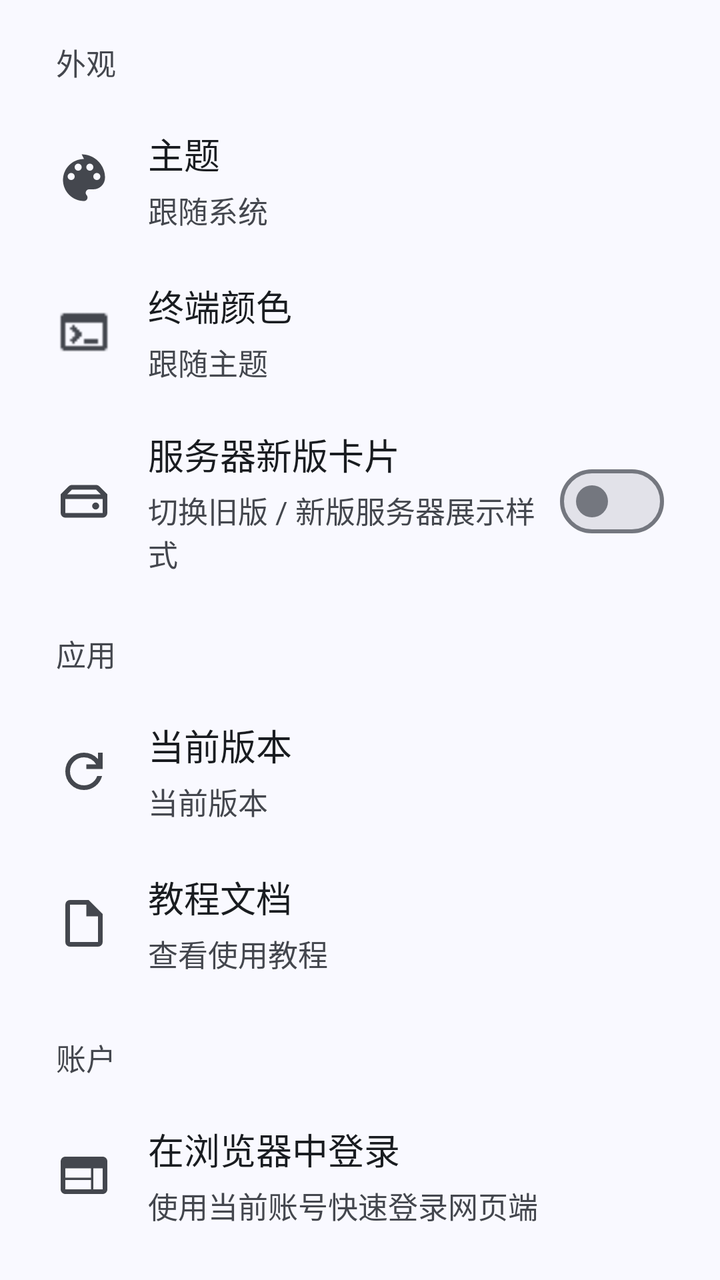
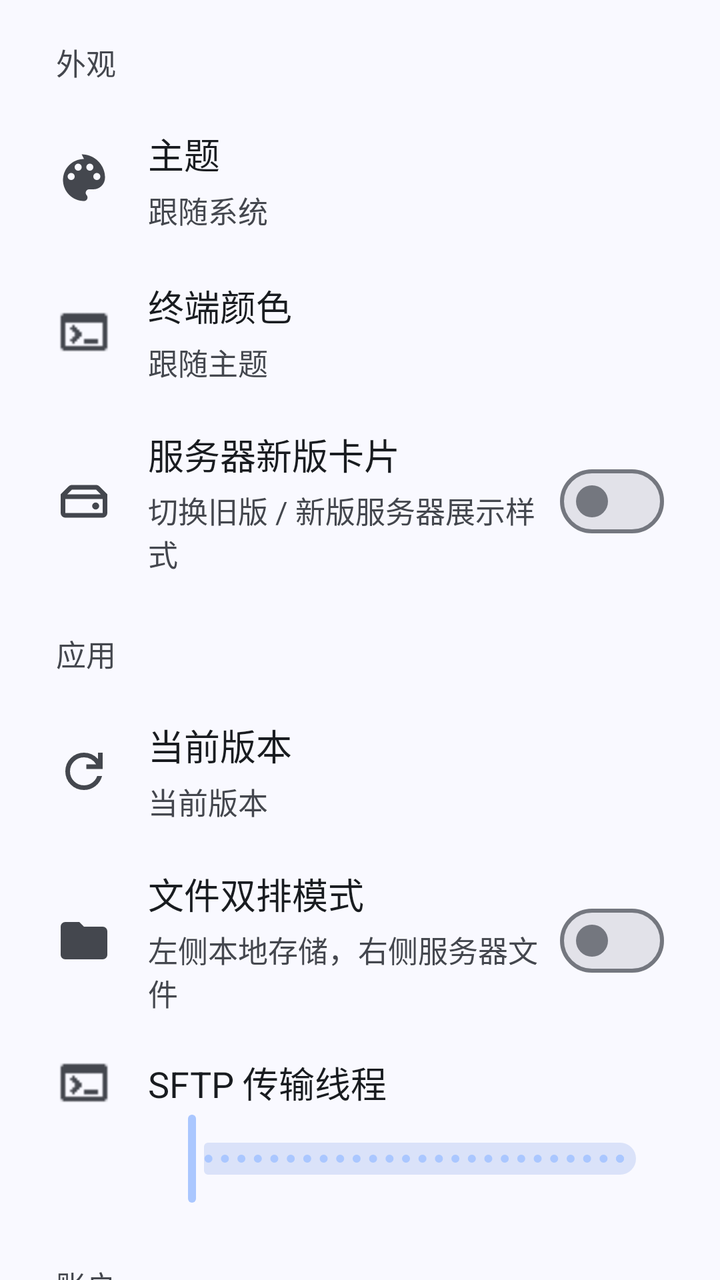

Before-and-after screenshots of an Android layout around one commit, followed by the original layout XML and the change that was made.
<!-- AndroidManifest.xml: application theme Theme.Simpfun -->
<!-- res/layout/fragment_settings.xml -->
<?xml version="1.0" encoding="utf-8"?>
<androidx.core.widget.NestedScrollView xmlns:android="http://schemas.android.com/apk/res/android"
    xmlns:app="http://schemas.android.com/apk/res-auto"
    android:id="@+id/scroll_settings"
    android:layout_width="match_parent"
    android:layout_height="match_parent"
    android:background="?attr/colorSurface"
    android:scrollbars="none">

    <LinearLayout
        android:layout_width="match_parent"
        android:layout_height="wrap_content"
        android:orientation="vertical"
        android:paddingStart="20dp"
        android:paddingTop="20dp"
        android:paddingEnd="20dp"
        android:paddingBottom="96dp">

        <TextView
            android:layout_width="wrap_content"
            android:layout_height="wrap_content"
            android:text="外观"
            android:textSize="15sp"
            android:textColor="?attr/colorOnSurfaceVariant"
            android:layout_marginStart="8dp"
            android:layout_marginBottom="10dp" />

        <LinearLayout
            android:id="@+id/option_theme"
            android:layout_width="match_parent"
            android:layout_height="wrap_content"
            android:minHeight="76dp"
            android:orientation="horizontal"
            android:gravity="center_vertical"
            android:paddingHorizontal="8dp"
            android:paddingVertical="10dp"
            android:background="?attr/selectableItemBackground"
            android:clickable="true"
            android:focusable="true">

            <ImageView
                android:layout_width="28dp"
                android:layout_height="28dp"
                android:layout_marginEnd="18dp"
                android:src="@drawable/ic_palette"
                android:contentDescription="主题"
                app:tint="?attr/colorOnSurfaceVariant" />

            <LinearLayout
                android:layout_width="0dp"
                android:layout_height="wrap_content"
                android:layout_weight="1"
                android:orientation="vertical">

                <TextView
                    android:layout_width="wrap_content"
                    android:layout_height="wrap_content"
                    android:text="主题"
                    android:textSize="18sp"
                    android:textColor="?attr/colorOnSurface" />

                <TextView
                    android:id="@+id/tv_theme_current"
                    android:layout_width="wrap_content"
                    android:layout_height="wrap_content"
                    android:layout_marginTop="4dp"
                    android:text="跟随系统"
                    android:textSize="15sp"
                    android:textColor="?attr/colorOnSurfaceVariant" />
            </LinearLayout>
        </LinearLayout>

        <LinearLayout
            android:id="@+id/option_terminal_theme"
            android:layout_width="match_parent"
            android:layout_height="wrap_content"
            android:minHeight="76dp"
            android:orientation="horizontal"
            android:gravity="center_vertical"
            android:paddingHorizontal="8dp"
            android:paddingVertical="10dp"
            android:background="?attr/selectableItemBackground"
            android:clickable="true"
            android:focusable="true">

            <ImageView
                android:layout_width="28dp"
                android:layout_height="28dp"
                android:layout_marginEnd="18dp"
                android:src="@drawable/term"
                android:contentDescription="终端颜色"
                app:tint="?attr/colorOnSurfaceVariant" />

            <LinearLayout
                android:layout_width="0dp"
                android:layout_height="wrap_content"
                android:layout_weight="1"
                android:orientation="vertical">

                <TextView
                    android:layout_width="wrap_content"
                    android:layout_height="wrap_content"
                    android:text="终端颜色"
                    android:textSize="18sp"
                    android:textColor="?attr/colorOnSurface" />

                <TextView
                    android:id="@+id/tv_terminal_theme_current"
                    android:layout_width="wrap_content"
                    android:layout_height="wrap_content"
                    android:layout_marginTop="4dp"
                    android:text="跟随主题"
                    android:textSize="15sp"
                    android:textColor="?attr/colorOnSurfaceVariant" />
            </LinearLayout>
        </LinearLayout>

        <LinearLayout
            android:layout_width="match_parent"
            android:layout_height="wrap_content"
            android:minHeight="76dp"
            android:orientation="horizontal"
            android:gravity="center_vertical"
            android:paddingHorizontal="8dp"
            android:paddingVertical="10dp">

            <ImageView
                android:layout_width="28dp"
                android:layout_height="28dp"
                android:layout_marginEnd="18dp"
                android:src="@drawable/ic_server"
                android:contentDescription="服务器新版卡片"
                app:tint="?attr/colorOnSurfaceVariant" />

            <LinearLayout
                android:layout_width="0dp"
                android:layout_height="wrap_content"
                android:layout_weight="1"
                android:orientation="vertical">

                <TextView
                    android:layout_width="wrap_content"
                    android:layout_height="wrap_content"
                    android:text="服务器新版卡片"
                    android:textSize="18sp"
                    android:textColor="?attr/colorOnSurface" />

                <TextView
                    android:layout_width="wrap_content"
                    android:layout_height="wrap_content"
                    android:layout_marginTop="4dp"
                    android:text="切换旧版 / 新版服务器展示样式"
                    android:textSize="15sp"
                    android:textColor="?attr/colorOnSurfaceVariant" />
            </LinearLayout>

            <com.google.android.material.materialswitch.MaterialSwitch
                android:id="@+id/switch_server_card_style"
                android:layout_width="wrap_content"
                android:layout_height="wrap_content" />
        </LinearLayout>

        <TextView
            android:layout_width="wrap_content"
            android:layout_height="wrap_content"
            android:text="应用"
            android:textSize="15sp"
            android:textColor="?attr/colorOnSurfaceVariant"
            android:layout_marginStart="8dp"
            android:layout_marginTop="18dp"
            android:layout_marginBottom="10dp" />

        <LinearLayout
            android:id="@+id/option_check_update"
            android:layout_width="match_parent"
            android:layout_height="wrap_content"
            android:minHeight="76dp"
            android:orientation="horizontal"
            android:gravity="center_vertical"
            android:paddingHorizontal="8dp"
            android:paddingVertical="10dp"
            android:background="?attr/selectableItemBackground"
            android:clickable="true"
            android:focusable="true">

            <ImageView
                android:layout_width="28dp"
                android:layout_height="28dp"
                android:layout_marginEnd="18dp"
                android:src="@drawable/ic_refresh"
                android:contentDescription="当前版本"
                app:tint="?attr/colorOnSurfaceVariant" />

            <LinearLayout
                android:layout_width="0dp"
                android:layout_height="wrap_content"
                android:layout_weight="1"
                android:orientation="vertical">

                <TextView
                    android:layout_width="wrap_content"
                    android:layout_height="wrap_content"
                    android:text="当前版本"
                    android:textSize="18sp"
                    android:textColor="?attr/colorOnSurface" />

                <TextView
                    android:id="@+id/tv_version"
                    android:layout_width="wrap_content"
                    android:layout_height="wrap_content"
                    android:layout_marginTop="4dp"
                    android:text="当前版本"
                    android:textSize="15sp"
                    android:textColor="?attr/colorOnSurfaceVariant" />
            </LinearLayout>
        </LinearLayout>

        <LinearLayout
            android:id="@+id/option_tutorial"
            android:layout_width="match_parent"
            android:layout_height="wrap_content"
            android:minHeight="76dp"
            android:orientation="horizontal"
            android:gravity="center_vertical"
            android:paddingHorizontal="8dp"
            android:paddingVertical="10dp"
            android:background="?attr/selectableItemBackground"
            android:clickable="true"
            android:focusable="true">

            <ImageView
                android:layout_width="28dp"
                android:layout_height="28dp"
                android:layout_marginEnd="18dp"
                android:src="@drawable/ic_document"
                android:contentDescription="教程文档"
                app:tint="?attr/colorOnSurfaceVariant" />

            <LinearLayout
                android:layout_width="0dp"
                android:layout_height="wrap_content"
                android:layout_weight="1"
                android:orientation="vertical">

                <TextView
                    android:layout_width="wrap_content"
                    android:layout_height="wrap_content"
                    android:text="教程文档"
                    android:textSize="18sp"
                    android:textColor="?attr/colorOnSurface" />

                <TextView
                    android:layout_width="wrap_content"
                    android:layout_height="wrap_content"
                    android:layout_marginTop="4dp"
                    android:text="查看使用教程"
                    android:textSize="15sp"
                    android:textColor="?attr/colorOnSurfaceVariant" />
            </LinearLayout>
        </LinearLayout>

        <TextView
            android:layout_width="wrap_content"
            android:layout_height="wrap_content"
            android:text="账户"
            android:textSize="15sp"
            android:textColor="?attr/colorOnSurfaceVariant"
            android:layout_marginStart="8dp"
            android:layout_marginTop="18dp"
            android:layout_marginBottom="10dp" />

        <LinearLayout
            android:id="@+id/option_login_browser"
            android:layout_width="match_parent"
            android:layout_height="wrap_content"
            android:minHeight="76dp"
            android:orientation="horizontal"
            android:gravity="center_vertical"
            android:paddingHorizontal="8dp"
            android:paddingVertical="10dp"
            android:background="?attr/selectableItemBackground"
            android:clickable="true"
            android:focusable="true">

            <ImageView
                android:layout_width="28dp"
                android:layout_height="28dp"
                android:layout_marginEnd="18dp"
                android:src="@drawable/ic_web"
                android:contentDescription="浏览器登录"
                app:tint="?attr/colorOnSurfaceVariant" />

            <LinearLayout
                android:layout_width="0dp"
                android:layout_height="wrap_content"
                android:layout_weight="1"
                android:orientation="vertical">

                <TextView
                    android:layout_width="wrap_content"
                    android:layout_height="wrap_content"
                    android:text="在浏览器中登录"
                    android:textSize="18sp"
                    android:textColor="?attr/colorOnSurface" />

                <TextView
                    android:layout_width="wrap_content"
                    android:layout_height="wrap_content"
                    android:layout_marginTop="4dp"
                    android:text="使用当前账号快速登录网页端"
                    android:textSize="15sp"
                    android:textColor="?attr/colorOnSurfaceVariant" />
            </LinearLayout>
        </LinearLayout>

        <LinearLayout
            android:id="@+id/option_bind_qq"
            android:layout_width="match_parent"
            android:layout_height="wrap_content"
            android:minHeight="76dp"
            android:orientation="horizontal"
            android:gravity="center_vertical"
            android:paddingHorizontal="8dp"
            android:paddingVertical="10dp"
            android:background="?attr/selectableItemBackground"
            android:clickable="true"
            android:focusable="true">

            <ImageView
                android:layout_width="28dp"
                android:layout_height="28dp"
                android:layout_marginEnd="18dp"
                android:src="@drawable/ic_profile"
                android:contentDescription="绑定QQ"
                app:tint="?attr/colorOnSurfaceVariant" />

            <LinearLayout
                android:layout_width="0dp"
                android:layout_height="wrap_content"
                android:layout_weight="1"
                android:orientation="vertical">

                <TextView
                    android:layout_width="wrap_content"
                    android:layout_height="wrap_content"
                    android:text="绑定 QQ 号"
                    android:textSize="18sp"
                    android:textColor="?attr/colorOnSurface" />

                <TextView
                    android:id="@+id/tv_qq_current"
                    android:layout_width="wrap_content"
                    android:layout_height="wrap_content"
                    android:layout_marginTop="4dp"
                    android:text="未绑定"
                    android:textSize="15sp"
                    android:textColor="?attr/colorOnSurfaceVariant" />
            </LinearLayout>
        </LinearLayout>

        <LinearLayout
            android:id="@+id/option_logout"
            android:layout_width="match_parent"
            android:layout_height="wrap_content"
            android:minHeight="76dp"
            android:orientation="horizontal"
            android:gravity="center_vertical"
            android:paddingHorizontal="8dp"
            android:paddingVertical="10dp"
            android:background="?attr/selectableItemBackground"
            android:clickable="true"
            android:focusable="true">

            <ImageView
                android:layout_width="28dp"
                android:layout_height="28dp"
                android:layout_marginEnd="18dp"
                android:src="@drawable/ic_logout"
                android:contentDescription="退出登录"
                app:tint="?attr/colorError" />

            <LinearLayout
                android:layout_width="0dp"
                android:layout_height="wrap_content"
                android:layout_weight="1"
                android:orientation="vertical">

                <TextView
                    android:layout_width="wrap_content"
                    android:layout_height="wrap_content"
                    android:text="退出登录"
                    android:textSize="18sp"
                    android:textColor="?attr/colorError" />

                <TextView
                    android:layout_width="wrap_content"
                    android:layout_height="wrap_content"
                    android:layout_marginTop="4dp"
                    android:text="退出当前账号并返回登录页"
                    android:textSize="15sp"
                    android:textColor="?attr/colorOnSurfaceVariant" />
            </LinearLayout>
        </LinearLayout>

    </LinearLayout>
</androidx.core.widget.NestedScrollView>
<!-- resources referenced by this layout -->
<resources>
  <!-- drawable ic_document (drawable) -->
  <vector xmlns:android="http://schemas.android.com/apk/res/android"
      android:width="24dp"
      android:height="24dp"
      android:viewportWidth="24"
      android:viewportHeight="24">
    <path
        android:fillColor="@android:color/white"
        android:pathData="M14,2H6A2,2 0 0,0 4,4V20A2,2 0 0,0 6,22H18A2,2 0 0,0 20,20V8L14,2M18,20H6V4H13V9H18V20Z"/>
  </vector>
  <!-- drawable ic_profile (drawable) -->
  <vector xmlns:android="http://schemas.android.com/apk/res/android"
          android:width="24dp" android:height="24dp"
          android:viewportWidth="24" android:viewportHeight="24">
      <path
              android:fillColor="#FF6200EE"
              android:pathData="M12,12c2.21,0 4,-1.79 4,-4s-1.79,-4 -4,-4 -4,1.79 -4,4 1.79,4 4,4zM12,14c-2.67,0 -8,1.34 -8,4v2h16v-2c0,-2.66 -5.33,-4 -8,-4z"/>
  </vector>
  <color name="md_theme_primary">#AAC7FF</color>
  <color name="md_theme_onPrimary">#FFFFFF</color>
  <color name="md_theme_primaryContainer">#D6E3FF</color>
  <color name="md_theme_onPrimaryContainer">#284777</color>
  <color name="md_theme_secondary">#565F71</color>
  <color name="md_theme_onSecondary">#FFFFFF</color>
  <color name="md_theme_secondaryContainer">#DAE2F9</color>
  <color name="md_theme_onSecondaryContainer">#3E4759</color>
  <color name="md_theme_tertiary">#705575</color>
  <color name="md_theme_onTertiary">#FFFFFF</color>
  <color name="md_theme_tertiaryContainer">#FAD8FD</color>
  <color name="md_theme_onTertiaryContainer">#573E5C</color>
  <color name="md_theme_error">#BA1A1A</color>
  <color name="md_theme_onError">#FFFFFF</color>
  <color name="md_theme_errorContainer">#FFDAD6</color>
  <color name="md_theme_onErrorContainer">#93000A</color>
  <color name="md_theme_background">#F9F9FF</color>
  <color name="md_theme_onBackground">#191C20</color>
  <color name="md_theme_surface">#F9F9FF</color>
  <color name="md_theme_onSurface">#191C20</color>
  <color name="md_theme_surfaceVariant">#E0E2EC</color>
  <color name="md_theme_onSurfaceVariant">#44474E</color>
  <color name="md_theme_outline">#74777F</color>
  <color name="md_theme_outlineVariant">#C4C6D0</color>
  <color name="md_theme_inverseSurface">#2E3036</color>
  <color name="md_theme_inverseOnSurface">#F0F0F7</color>
  <color name="md_theme_inversePrimary">#AAC7FF</color>
  <color name="md_theme_primaryFixed">#D6E3FF</color>
  <color name="md_theme_onPrimaryFixed">#001B3E</color>
  <color name="md_theme_primaryFixedDim">#AAC7FF</color>
  <color name="md_theme_onPrimaryFixedVariant">#284777</color>
  <color name="md_theme_secondaryFixed">#DAE2F9</color>
  <color name="md_theme_onSecondaryFixed">#131C2B</color>
  <color name="md_theme_secondaryFixedDim">#BEC6DC</color>
  <color name="md_theme_onSecondaryFixedVariant">#3E4759</color>
  <color name="md_theme_tertiaryFixed">#FAD8FD</color>
  <color name="md_theme_onTertiaryFixed">#28132E</color>
  <color name="md_theme_tertiaryFixedDim">#DDBCE0</color>
  <color name="md_theme_onTertiaryFixedVariant">#573E5C</color>
  <color name="md_theme_surfaceDim">#D9D9E0</color>
  <color name="md_theme_surfaceBright">#F9F9FF</color>
  <color name="md_theme_surfaceContainerLowest">#FFFFFF</color>
  <color name="md_theme_surfaceContainerLow">#F3F3FA</color>
  <color name="md_theme_surfaceContainer">#EDEDF4</color>
  <color name="md_theme_surfaceContainerHigh">#E7E8EE</color>
  <color name="md_theme_surfaceContainerHighest">#E2E2E9</color>
  <style name="ThemeOverlay.Simpfun.BottomSheet" parent="ThemeOverlay.MaterialComponents.BottomSheetDialog" />
  <!-- unchanged entries left out for length: 7 -->
</resources>

<!-- the commit's change to res/layout/fragment_settings.xml (unified diff, before → after) -->
@@ -188,7 +188,7 @@
                 android:layout_height="28dp"
                 android:layout_marginEnd="18dp"
                 android:src="@drawable/ic_refresh"
-                android:contentDescription="当前版本"
+                android:contentDescription="当���版本"
                 app:tint="?attr/colorOnSurfaceVariant" />
 
             <LinearLayout
@@ -216,47 +216,99 @@
         </LinearLayout>
 
         <LinearLayout
-            android:id="@+id/option_tutorial"
-            android:layout_width="match_parent"
-            android:layout_height="wrap_content"
-            android:minHeight="76dp"
-            android:orientation="horizontal"
-            android:gravity="center_vertical"
-            android:paddingHorizontal="8dp"
-            android:paddingVertical="10dp"
-            android:background="?attr/selectableItemBackground"
-            android:clickable="true"
-            android:focusable="true">
-
-            <ImageView
-                android:layout_width="28dp"
-                android:layout_height="28dp"
-                android:layout_marginEnd="18dp"
-                android:src="@drawable/ic_document"
-                android:contentDescription="教程文档"
-                app:tint="?attr/colorOnSurfaceVariant" />
-
-            <LinearLayout
-                android:layout_width="0dp"
-                android:layout_height="wrap_content"
-                android:layout_weight="1"
-                android:orientation="vertical">
-
-                <TextView
-                    android:layout_width="wrap_content"
-                    android:layout_height="wrap_content"
-                    android:text="教程文档"
-                    android:textSize="18sp"
-                    android:textColor="?attr/colorOnSurface" />
-
-                <TextView
-                    android:layout_width="wrap_content"
-                    android:layout_height="wrap_content"
-                    android:layout_marginTop="4dp"
-                    android:text="查看使用教程"
-                    android:textSize="15sp"
-                    android:textColor="?attr/colorOnSurfaceVariant" />
-            </LinearLayout>
+            android:layout_width="match_parent"
+            android:layout_height="wrap_content"
+            android:minHeight="76dp"
+            android:orientation="horizontal"
+            android:gravity="center_vertical"
+            android:paddingHorizontal="8dp"
+            android:paddingVertical="10dp">
+
+            <ImageView
+                android:layout_width="28dp"
+                android:layout_height="28dp"
+                android:layout_marginEnd="18dp"
+                android:src="@drawable/ic_folder_material"
+                android:contentDescription="文件双排模式"
+                app:tint="?attr/colorOnSurfaceVariant" />
+
+            <LinearLayout
+                android:layout_width="0dp"
+                android:layout_height="wrap_content"
+                android:layout_weight="1"
+                android:orientation="vertical">
+
+                <TextView
+                    android:layout_width="wrap_content"
+                    android:layout_height="wrap_content"
+                    android:text="文件双排模式"
+                    android:textSize="18sp"
+                    android:textColor="?attr/colorOnSurface" />
+
+                <TextView
+                    android:layout_width="wrap_content"
+                    android:layout_height="wrap_content"
+                    android:layout_marginTop="4dp"
+                    android:text="左侧本地存储，右侧服务器文件"
+                    android:textSize="15sp"
+                    android:textColor="?attr/colorOnSurfaceVariant" />
+            </LinearLayout>
+
+            <com.google.android.material.materialswitch.MaterialSwitch
+                android:id="@+id/switch_file_dual_pane"
+                android:layout_width="wrap_content"
+                android:layout_height="wrap_content" />
+        </LinearLayout>
+
+        <LinearLayout
+            android:layout_width="match_parent"
+            android:layout_height="wrap_content"
+            android:orientation="vertical"
+            android:paddingHorizontal="8dp"
+            android:paddingVertical="10dp">
+
+            <LinearLayout
+                android:layout_width="match_parent"
+                android:layout_height="wrap_content"
+                android:orientation="horizontal"
+                android:gravity="center_vertical">
+
+                <ImageView
+                    android:layout_width="28dp"
+                    android:layout_height="28dp"
+                    android:layout_marginEnd="18dp"
+                    android:src="@drawable/term"
+                    android:contentDescription="SFTP线程数"
+                    app:tint="?attr/colorOnSurfaceVariant" />
+
+                <TextView
+                    android:layout_width="0dp"
+                    android:layout_height="wrap_content"
+                    android:layout_weight="1"
+                    android:text="SFTP 传输线程"
+                    android:textSize="18sp"
+                    android:textColor="?attr/colorOnSurface" />
+
+                <EditText
+                    android:id="@+id/et_sftp_thread_count"
+                    android:layout_width="60dp"
+                    android:layout_height="wrap_content"
+                    android:gravity="center"
+                    android:inputType="number"
+                    android:textSize="16sp"
+                    android:background="@null"
+                    android:textColor="?attr/colorPrimary"
+                    android:textStyle="bold" />
+            </LinearLayout>
+
+            <com.google.android.material.slider.Slider
+                android:id="@+id/slider_sftp_thread_count"
+                android:layout_width="match_parent"
+                android:layout_height="wrap_content"
+                android:layout_marginStart="46dp"
+                android:valueFrom="1.0"
+                android:valueTo="32.0"
+                android:stepSize="1.0" />
         </LinearLayout>
 
         <TextView
<!-- resource entries referenced after the edit -->
@@ -1,14 +1,14 @@
 <!-- resources referenced by this layout -->
 <resources>
-  <!-- drawable ic_document (drawable) -->
+  <!-- drawable ic_folder_material (drawable) -->
   <vector xmlns:android="http://schemas.android.com/apk/res/android"
       android:width="24dp"
       android:height="24dp"
       android:viewportWidth="24"
       android:viewportHeight="24">
     <path
-        android:fillColor="@android:color/white"
-        android:pathData="M14,2H6A2,2 0 0,0 4,4V20A2,2 0 0,0 6,22H18A2,2 0 0,0 20,20V8L14,2M18,20H6V4H13V9H18V20Z"/>
+        android:fillColor="#FFC107"
+        android:pathData="M10,4H4c-1.1,0 -1.99,0.9 -1.99,2L2,18c0,1.1 0.9,2 2,2h16c1.1,0 2,-0.9 2,-2V8c0,-1.1 -0.9,-2 -2,-2h-8l-2,-2z"/>
   </vector>
   <!-- drawable ic_profile (drawable) -->
   <vector xmlns:android="http://schemas.android.com/apk/res/android"
